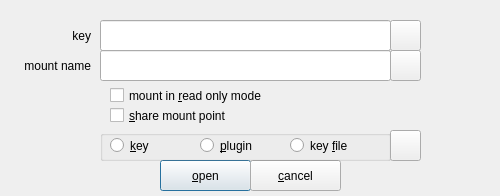
This is zuluMount-gui/keydialog.ui in mhogomchungu/zuluCrypt as Qt 5 draws it before an edit. The edited form follows.
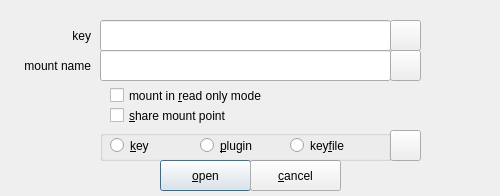
This is the edited form.

What changed in the file:
```diff
--- a/zuluMount-gui/keydialog.ui
+++ b/zuluMount-gui/keydialog.ui
@@ -96,7 +96,7 @@
      </rect>
     </property>
     <property name="text">
-     <string>key &amp;file</string>
+     <string>key&amp;file</string>
     </property>
    </widget>
    <widget class="QRadioButton" name="rbPlugIn">
```
